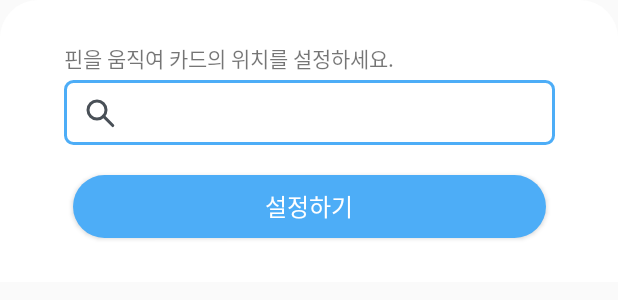
After one commit to Nexters/Plock_Android, an Android app: the layout bottom_sheet_map.xml on its own in the app's theme, with its tools: preview values and no code run, on a phone screen of 412 x 824 dp. The commit adds this screen. Shown: the top 300 px of the screen. Run offline under Robolectric (Android 15) with nearby library versions, the phone set to English and light mode, and no system bars.

Commit message:
맵 이미지 & bottom_sheet 추가

```diff
--- /dev/null
+++ b/Plock/app/src/main/res/drawable/bottom_sheet.xml
@@ -0,0 +1,11 @@
+<?xml version="1.0" encoding="utf-8"?>
+<shape xmlns:android="http://schemas.android.com/apk/res/android"
+       android:shape="rectangle">
+    <corners
+            android:topLeftRadius="@dimen/bottom_sheet_corner_radius"
+            android:topRightRadius="@dimen/bottom_sheet_corner_radius"/>
+
+    <padding android:top="@dimen/bottom_sheet_top_padding" />
+    <solid android:color="@color/white" />
+
+</shape>
--- /dev/null
+++ b/Plock/app/src/main/res/drawable/bottom_sheet_btn.xml
@@ -0,0 +1,11 @@
+<?xml version="1.0" encoding="utf-8"?>
+<shape xmlns:android="http://schemas.android.com/apk/res/android"
+       android:shape="rectangle">
+    <corners
+            android:bottomLeftRadius="21dp"
+            android:bottomRightRadius="21dp"
+            android:topLeftRadius="21dp"
+            android:topRightRadius="21dp"/>
+
+    <solid android:color="@color/mainBlue"/>
+</shape>
--- /dev/null
+++ b/Plock/app/src/main/res/drawable/bottom_sheet_search.xml
@@ -0,0 +1,19 @@
+<vector xmlns:android="http://schemas.android.com/apk/res/android"
+    android:width="24dp"
+    android:height="24dp"
+    android:viewportWidth="24"
+    android:viewportHeight="24">
+  <path
+      android:pathData="M10,10m-6,0a6,6 0,1 1,12 0a6,6 0,1 1,-12 0"
+      android:strokeWidth="2"
+      android:fillColor="#00000000"
+      android:fillType="evenOdd"
+      android:strokeColor="#495057"/>
+  <path
+      android:pathData="M20.506,20.36l-6.238,-6.238"
+      android:strokeWidth="2"
+      android:fillColor="#00000000"
+      android:fillType="evenOdd"
+      android:strokeColor="#495057"
+      android:strokeLineCap="round"/>
+</vector>
--- /dev/null
+++ b/Plock/app/src/main/res/drawable/bottom_sheet_txv.xml
@@ -0,0 +1,11 @@
+<?xml version="1.0" encoding="utf-8"?>
+<shape xmlns:android="http://schemas.android.com/apk/res/android"
+       android:shape="rectangle">
+    <corners
+            android:bottomLeftRadius="5dp"
+            android:bottomRightRadius="5dp"
+            android:topLeftRadius="5dp"
+            android:topRightRadius="5dp"/>
+
+    <stroke android:color="@color/mainBlue" android:width="2dp"/>
+</shape>
--- /dev/null
+++ b/Plock/app/src/main/res/layout/bottom_sheet_map.xml
@@ -0,0 +1,77 @@
+<?xml version="1.0" encoding="utf-8"?>
+<androidx.appcompat.widget.LinearLayoutCompat
+        xmlns:android="http://schemas.android.com/apk/res/android"
+        xmlns:app="http://schemas.android.com/apk/res-auto"
+        android:id="@+id/bottom_sheet"
+        android:layout_width="match_parent"
+        android:layout_height="@dimen/bottom_sheet_height"
+        android:orientation="vertical"
+        android:background="@drawable/bottom_sheet"
+        app:behavior_hideable="false"
+        app:layout_behavior="com.google.android.material.bottomsheet.BottomSheetBehavior">
+
+    <androidx.constraintlayout.widget.ConstraintLayout
+            android:layout_width="match_parent"
+            android:layout_height="match_parent">
+
+        <androidx.appcompat.widget.AppCompatTextView
+                android:id="@+id/cardTxv"
+                android:layout_width="wrap_content"
+                android:layout_height="wrap_content"
+                android:text="@string/sheet_txv"
+                android:layout_marginTop="20dp"
+                app:layout_constraintTop_toTopOf="parent"
+                app:layout_constraintLeft_toLeftOf="@+id/sheet_custom_layout"
+                app:layout_constraintRight_toRightOf="parent"
+                app:layout_constraintHorizontal_bias="0.0"/>
+
+        <androidx.constraintlayout.widget.ConstraintLayout
+                android:id="@+id/sheet_custom_layout"
+                android:layout_width="@dimen/bottom_sheet_txv_width"
+                android:layout_height="@dimen/bottom_sheet_txv_height"
+                android:background="@drawable/bottom_sheet_txv"
+                android:layout_marginTop="4dp"
+                app:layout_constraintTop_toBottomOf="@+id/cardTxv"
+                app:layout_constraintLeft_toLeftOf="parent"
+                app:layout_constraintRight_toRightOf="parent">
+
+            <androidx.appcompat.widget.AppCompatImageView
+                    android:id="@+id/imv_bottom_sheet_search"
+                    android:layout_width="wrap_content"
+                    android:layout_height="wrap_content"
+                    app:layout_constraintBottom_toBottomOf="parent"
+                    app:layout_constraintTop_toTopOf="parent"
+                    app:layout_constraintLeft_toLeftOf="parent"
+                    android:layout_marginLeft="@dimen/bottom_sheet_txv_left_margin"
+                    app:srcCompat="@drawable/bottom_sheet_search"
+            />
+
+            <androidx.appcompat.widget.AppCompatTextView
+                    android:id="@+id/cardETxt"
+                    android:layout_width="wrap_content"
+                    android:layout_height="wrap_content"
+                    android:layout_marginLeft="4dp"
+                    app:layout_constraintBottom_toBottomOf="parent"
+                    app:layout_constraintTop_toTopOf="parent"
+                    app:layout_constraintLeft_toRightOf="@+id/imv_bottom_sheet_search"
+            />
+
+        </androidx.constraintlayout.widget.ConstraintLayout>
+
+        <Button
+                android:id="@+id/cardBtn"
+                android:layout_width="@dimen/bottom_sheet_btn_width"
+                android:layout_height="@dimen/bottom_sheet_btn_height"
+                android:text="@string/sheet_set_button"
+                android:textSize="16sp"
+                android:textColor="@color/white"
+                android:layout_marginTop="20dp"
+                android:background="@drawable/bottom_sheet_btn"
+                app:layout_constraintTop_toBottomOf="@+id/sheet_custom_layout"
+                app:layout_constraintLeft_toLeftOf="parent"
+                app:layout_constraintRight_toRightOf="parent"
+        />
+
+    </androidx.constraintlayout.widget.ConstraintLayout>
+
+</androidx.appcompat.widget.LinearLayoutCompat>
--- a/Plock/app/src/main/res/layout/toolbar_custom.xml
+++ b/Plock/app/src/main/res/layout/toolbar_custom.xml
@@ -41,6 +41,7 @@
                     app:layout_constraintRight_toRightOf="parent"
                     app:layout_constraintLeft_toRightOf="@+id/imv_toolbar_left"
                     android:textSize="18sp"
+                    android:textColor="@color/charcoal_grey"
             />
 
             <androidx.appcompat.widget.AppCompatImageView
--- a/Plock/app/src/main/res/values/colors.xml
+++ b/Plock/app/src/main/res/values/colors.xml
@@ -10,4 +10,5 @@
 
     <!-- toolbar -->
     <color name="white_80">#cdffffff</color>
+    <color name="charcoal_grey">#343a40</color>
 </resources>
--- a/Plock/app/src/main/res/values/dimen.xml
+++ b/Plock/app/src/main/res/values/dimen.xml
@@ -1,6 +1,6 @@
 <?xml version="1.0" encoding="utf-8"?>
-<resources>
-    <dimen name="bottom_sheet_corner_radius">32dp</dimen>
+<resources xmlns:tools="http://schemas.android.com/tools">
+    <dimen name="bottom_sheet_corner_radius">25dp</dimen>
     <dimen name="bottom_sheet_top_padding">8dp</dimen>
 
     <dimen name="activity_vertical_margin">16dp</dimen>
@@ -13,4 +13,19 @@
     <dimen name="toolbar_bottom_margin">12dp</dimen>
     <dimen name="toolbar_image_size">24dp</dimen>
     <dimen name="toolbar_txv_size">27dp</dimen>
+
+    <!-- bottom sheet -->
+    <dimen name="bottom_sheet_height">188dp</dimen>
+    <dimen name="bottom_sheet_btn_width">315dp</dimen>
+    <dimen name="bottom_sheet_btn_height">42dp</dimen>
+    <dimen name="bottom_sheet_txv_width">327dp</dimen>
+    <dimen name="bottom_sheet_txv_height">43dp</dimen>
+    <dimen name="bottom_sheet_txv_left_margin">12dp</dimen>
+
+    <!--Floating action button-->
+    <dimen name="design_fab_image_size" tools:override="true">30dp</dimen>
+
+    <!-- marker -->
+    <dimen name="imv_alram_height">74dp</dimen>
+    <dimen name="imv_alram_width">64dp</dimen>
 </resources>
--- a/Plock/app/src/main/res/values/strings.xml
+++ b/Plock/app/src/main/res/values/strings.xml
@@ -1,3 +1,7 @@
 <resources>
     <string name="app_name">Plock</string>
+
+    <!-- bottom sheet -->
+    <string name="sheet_set_button">설정하기</string>
+    <string name="sheet_txv">핀을 움직여 카드의 위치를 설정하세요.</string>
 </resources>
```
Also changed, not shown: Plock/app/src/main/res/drawable-hdpi/alram.png (added), Plock/app/src/main/res/drawable-mdpi/alram.png (added), Plock/app/src/main/res/drawable-xhdpi/alram.png (added), Plock/app/src/main/res/drawable-xxhdpi/alram.png (added), Plock/app/src/main/res/drawable-xxxhdpi/alram.png (added).
